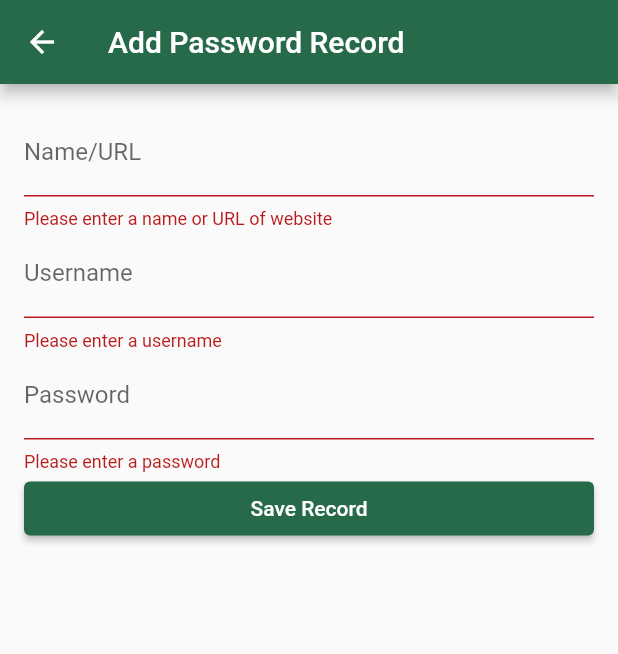
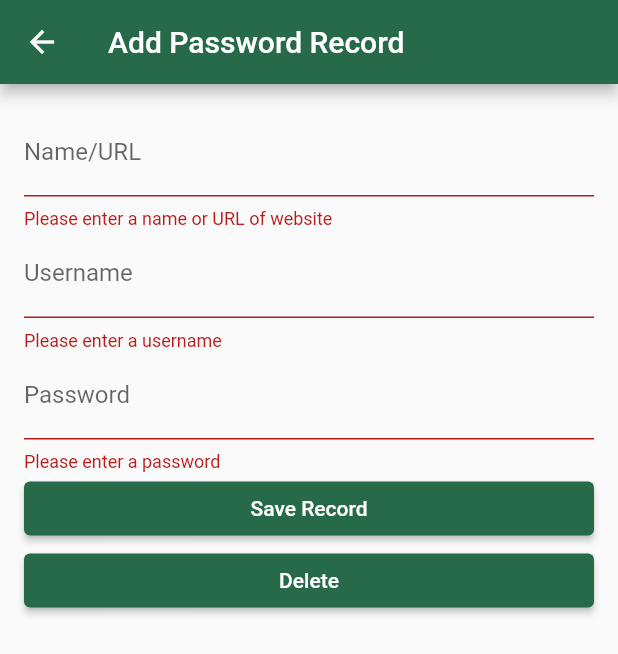
Before and after one commit to OG-Gardavsky/password-app, a Flutter app: the EditScreen screen opened by its route, after a tap on "Save Record", on a phone screen of 412 x 824 dp. Shown: the top 654 px of the screen. Run offline on Flutter 3.47's test engine with Material 2 defaults, Android fonts, the phone set to English and light mode, and no system bars; our stand-ins replace flutter_secure_storage; accounts and stored records are empty.

Commit message:
POC edit password

```diff
--- a/lib/screens/edit_screen.dart
+++ b/lib/screens/edit_screen.dart
@@ -1,38 +1,36 @@
-import 'dart:convert';
-
 import 'package:flutter/material.dart';
-import 'package:flutter_secure_storage/flutter_secure_storage.dart';
 import 'package:provider/provider.dart';
 import '../main.dart';
 import '../models/password_record.dart';
 import 'package:uuid/uuid.dart';
 
 class EditScreen extends StatefulWidget {
+  final PasswordRecord? passwordRecord;
+
+  const EditScreen({super.key, this.passwordRecord});
+
+
   @override
   _EditScreenState createState() => _EditScreenState();
 }
 
 class _EditScreenState extends State<EditScreen> {
   final _formKey = GlobalKey<FormState>();
-  final _storage = const FlutterSecureStorage();
 
   String _name = '';
   String _userName = '';
   String _password = '';
+  String? _id = '';
 
   void _submitForm(MyAppState appState) async {
+
     if (_formKey.currentState!.validate()) {
-      final record = PasswordRecord(
-        id: const Uuid().v4().toString(),
+      await appState.saveOrUpdatePassRecord(PasswordRecord(
+        id: _id ?? const Uuid().v4().toString(),
         name: _name,
         userName: _userName,
         password: _password,
-      );
-      await _storage.write(
-        key: record.id,
-        value: jsonEncode(record),
-      );
-      appState.addPassRecord(record);
+      ));
 
       ScaffoldMessenger.of(context).showSnackBar(
         SnackBar(content: Text('Record saved')),
@@ -45,17 +43,22 @@ class _EditScreenState extends State<EditScreen> {
   Widget build(BuildContext context) {
     var appState = context.watch<MyAppState>();
 
+    _name = widget.passwordRecord?.name ?? '';
+    _userName = widget.passwordRecord?.userName ?? '';
+    _password = widget.passwordRecord?.password ?? '';
+    _id = widget.passwordRecord?.id;
+
     return Scaffold(
-      appBar: AppBar(title: Text('Add Password Record')),
+      appBar: AppBar(title: Text(widget.passwordRecord?.name != null ? 'Edit ${widget.passwordRecord?.name}' : 'Add Password Record')),
       body: Padding(
-        padding: EdgeInsets.all(16.0),
+        padding: const EdgeInsets.all(16.0),
         child: Form(
           key: _formKey,
           child: Column(
             crossAxisAlignment: CrossAxisAlignment.stretch,
             children: [
               TextFormField(
-                decoration: InputDecoration(labelText: 'Name/URL'),
+                decoration: const InputDecoration(labelText: 'Name/URL'),
                 validator: (value) {
                   if (value == null || value.isEmpty) {
                     return 'Please enter a name or URL of website';
@@ -63,9 +66,10 @@ class _EditScreenState extends State<EditScreen> {
                   return null;
                 },
                 onChanged: (value) => _name = value,
+                initialValue: widget.passwordRecord?.name ?? '',
               ),
               TextFormField(
-                decoration: InputDecoration(labelText: 'Username'),
+                decoration: const InputDecoration(labelText: 'Username'),
                 validator: (value) {
                   if (value == null || value.isEmpty) {
                     return 'Please enter a username';
@@ -73,9 +77,10 @@ class _EditScreenState extends State<EditScreen> {
                   return null;
                 },
                 onChanged: (value) => _userName = value,
+                initialValue: widget.passwordRecord?.userName ?? '',
               ),
               TextFormField(
-                decoration: InputDecoration(labelText: 'Password'),
+                decoration: const InputDecoration(labelText: 'Password'),
                 validator: (value) {
                   if (value == null || value.isEmpty) {
                     return 'Please enter a password';
@@ -83,12 +88,20 @@ class _EditScreenState extends State<EditScreen> {
                   return null;
                 },
                 onChanged: (value) => _password = value,
+                initialValue: widget.passwordRecord?.password ?? '',
+              ),
+              ElevatedButton(
+                onPressed: () {
+                  _submitForm(appState);
+
+                },
+                child: const Text('Save Record'),
               ),
               ElevatedButton(
                 onPressed: () {
                   _submitForm(appState);
                 },
-                child: Text('Save Record'),
+                child: const Text('Delete'),
               ),
             ],
           ),
```
Also changed, not shown: lib/main.dart (+15 -1 lines), lib/screens/view_screen.dart (+20 -1 lines).
